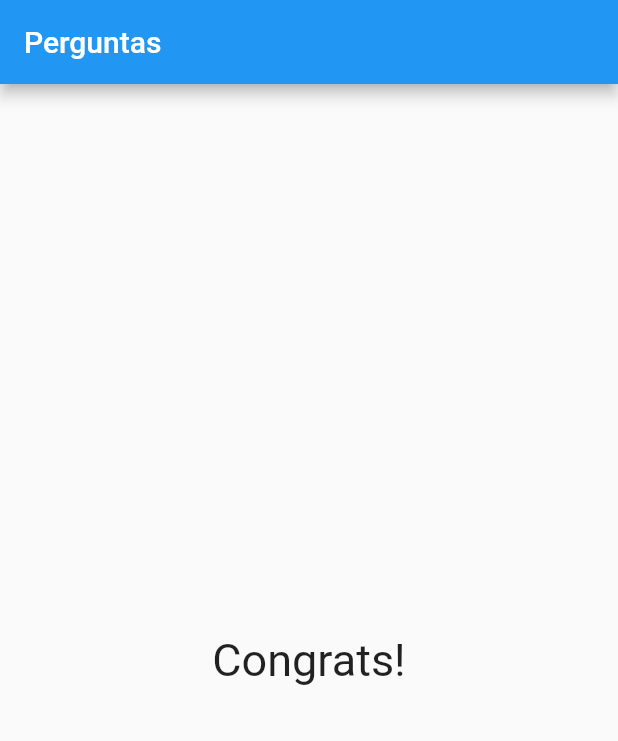
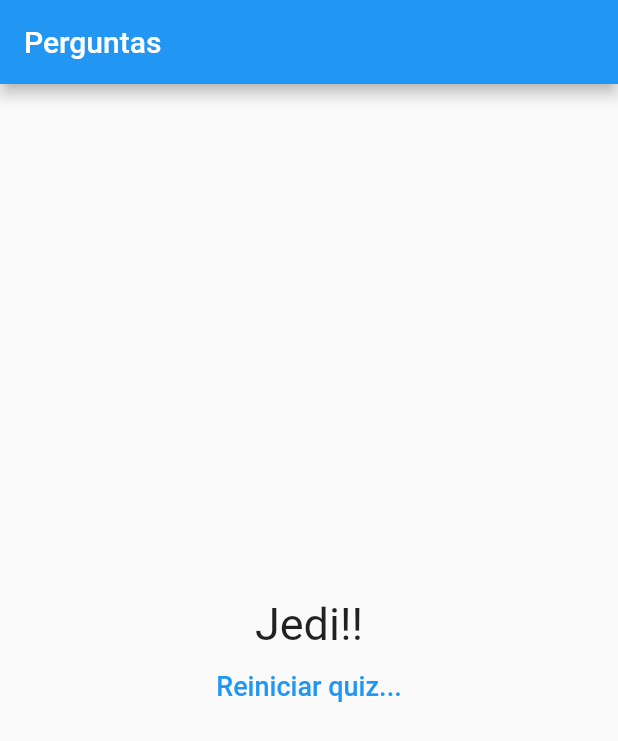
Before and after one commit to mvocamargo/flutter-perguntas-app, a Flutter app: the screen it shows after launch, after a tap on "Azul", after a tap on "Carneiro", after a tap on "Timóteo", on a phone screen of 412 x 824 dp. Shown: the top 741 px of the screen. Run offline on Flutter 3.47's test engine with Material 2 defaults, Android fonts, the phone set to English and light mode, and no system bars.

Commit message:
Add result based on answers

```diff
--- a/lib/components/resultado.dart
+++ b/lib/components/resultado.dart
@@ -1,12 +1,40 @@
 import 'package:flutter/material.dart';
 
 class Resutado extends StatelessWidget {
-  const Resutado({Key? key}) : super(key: key);
+  const Resutado(this.pontuacao, this.resetaQuiz, {Key? key}) : super(key: key);
+
+  final int pontuacao;
+  final void Function() resetaQuiz;
+
+  String get fraseResultado {
+    if (pontuacao < 8) {
+      return 'Parabéns!';
+    } else if (pontuacao < 12) {
+      return 'Você é bom!';
+    } else if (pontuacao < 16) {
+      return 'Impressionante!';
+    } else {
+      return 'Jedi!!';
+    }
+  }
 
   @override
   Widget build(BuildContext context) {
-    return Center(
-      child: Text('Congrats!', style: TextStyle(fontSize: 30)),
+    return Column(
+      mainAxisAlignment: MainAxisAlignment.center,
+      children: [
+        Center(
+          child: Text(fraseResultado, style: TextStyle(fontSize: 30)),
+        ),
+        TextButton(
+            onPressed: this.resetaQuiz,
+            child: Text(
+              'Reiniciar quiz...',
+              style: TextStyle(
+                fontSize: 18,
+              ),
+            ))
+      ],
     );
   }
 }
--- a/lib/main.dart
+++ b/lib/main.dart
@@ -56,7 +56,13 @@ class _PerguntaAppState extends State<PerguntaApp> {
       _perguntaSelecionada++;
       _pontuacaoTotal += pontuacao;
     });
-    print(_pontuacaoTotal);
+  }
+
+  void _reiniciarQuestionario() {
+    setState(() {
+      _perguntaSelecionada = 0;
+      _pontuacaoTotal = 0;
+    });
   }
 
   bool get temPerguntaSelecionada {
@@ -94,7 +100,8 @@ class _PerguntaAppState extends State<PerguntaApp> {
                 perguntaSelecionada: _perguntaSelecionada,
                 quandoClicado: _responder,
               )
-              : Resutado()),
+            : Resutado(_pontuacaoTotal, _reiniciarQuestionario),
+      ),
     );
   }
 }
```
Lines whose indentation alone changed are shown as unchanged.
